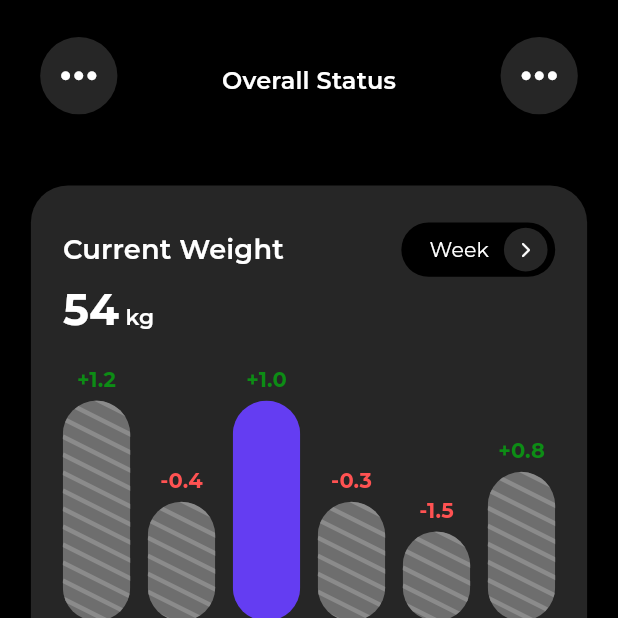
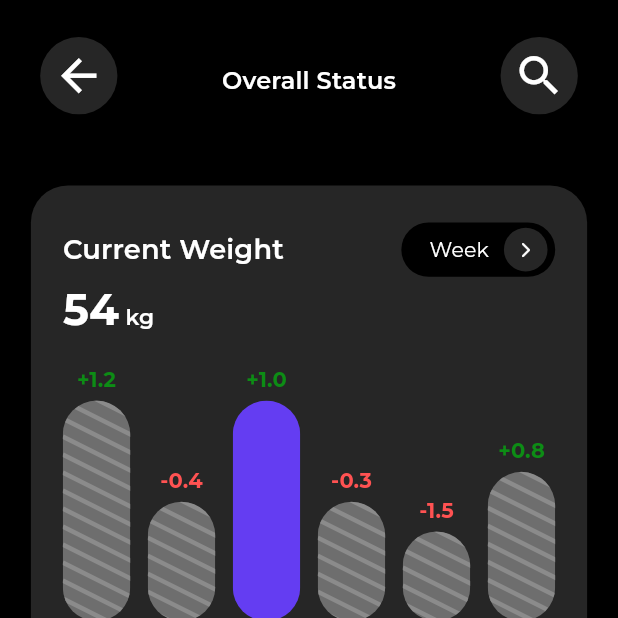
Before and after one commit to bhawesh2002/workout_planner_app_ui, a Flutter app: the screen it shows after launch, after a tap on "See All", on a phone screen of 412 x 824 dp, the top half of it. Run offline on Flutter 3.47's test engine with Material 3 defaults, Android fonts, the phone set to English and light mode, and no system bars; our stand-ins replace google_fonts.

Commit message:
Refactor app bar buttons in home and overall status pages

```diff
--- a/lib/pages/home.dart
+++ b/lib/pages/home.dart
@@ -22,9 +22,12 @@ class HomePage extends StatelessWidget {
             Positioned.fill(
               top: height * 0.03,
               left: width * 0.065,
-              child: const Align(
+              child: Align(
                 alignment: Alignment.topLeft,
-                child: MoreButton(),
+                child: AppBarButton(
+                  icon: Icons.more_horiz,
+                  onTap: () {},
+                ),
               ),
             ),
             //user avatar
--- a/lib/pages/overall_status_page.dart
+++ b/lib/pages/overall_status_page.dart
@@ -1,4 +1,5 @@
 import 'package:flutter/material.dart';
+import 'package:flutter/widgets.dart';
 import 'package:workout_planner_app/widgets/current_weight_card.dart';
 import 'package:workout_planner_app/widgets/more_button.dart';
 import 'package:workout_planner_app/widgets/score_tile.dart';
@@ -17,9 +18,14 @@ class OverallStatusPage extends StatelessWidget {
             Positioned.fill(
               top: height * 0.03,
               left: width * 0.065,
-              child: const Align(
+              child: Align(
                 alignment: Alignment.topLeft,
-                child: MoreButton(),
+                child: AppBarButton(
+                  icon: Icons.arrow_back,
+                  onTap: () {
+                    Navigator.of(context).pop();
+                  },
+                ),
               ),
             ),
             Positioned.fill(
@@ -35,9 +41,12 @@ class OverallStatusPage extends StatelessWidget {
             Positioned.fill(
               top: height * 0.03,
               right: width * 0.065,
-              child: const Align(
+              child: Align(
                 alignment: Alignment.topRight,
-                child: MoreButton(),
+                child: AppBarButton(
+                  icon: Icons.search,
+                  onTap: () {},
+                ),
               ),
             ),
             //CurrentWeightCard
--- a/lib/widgets/more_button.dart
+++ b/lib/widgets/more_button.dart
@@ -1,7 +1,9 @@
 import 'package:flutter/material.dart';
 
-class MoreButton extends StatelessWidget {
-  const MoreButton({super.key});
+class AppBarButton extends StatelessWidget {
+  final IconData icon;
+  final VoidCallback onTap;
+  const AppBarButton({super.key, required this.icon, required this.onTap});
 
   @override
   Widget build(BuildContext context) {
@@ -10,12 +12,12 @@ class MoreButton extends StatelessWidget {
       clipBehavior: Clip.antiAlias,
       shape: const CircleBorder(),
       child: InkWell(
-        onTap: () {},
+        onTap: onTap,
         splashColor: Colors.transparent,
         child: Padding(
           padding: EdgeInsets.all(MediaQuery.of(context).size.width * 0.02),
           child: Icon(
-            Icons.more_horiz,
+            icon,
             color: Colors.white,
             size: MediaQuery.of(context).size.width * 0.085,
           ),
```
